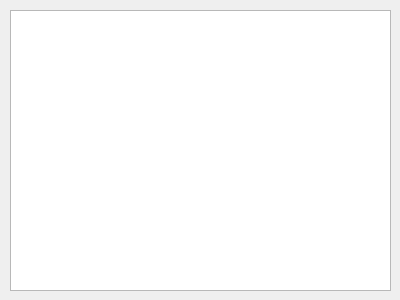
Before: the Qt Designer form src/OpenInfraPlatform/Forms/showifctree.ui in tumcms/Open-Infra-Platform, drawn with Qt 5.
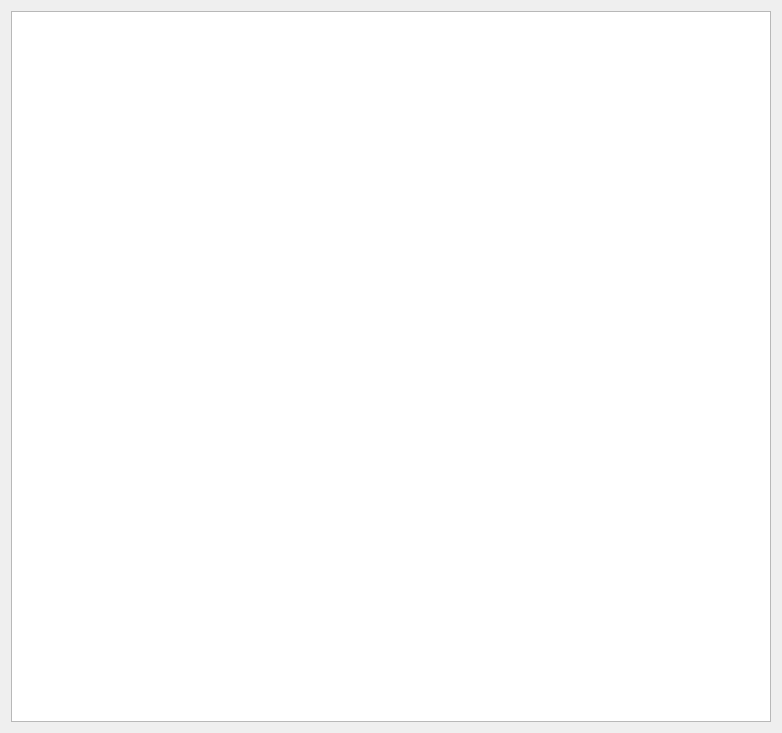
After: the same form once the commit is applied.

```diff
--- a/src/OpenInfraPlatform/Forms/showifctree.ui
+++ b/src/OpenInfraPlatform/Forms/showifctree.ui
@@ -6,23 +6,22 @@
    <rect>
     <x>0</x>
     <y>0</y>
-    <width>400</width>
-    <height>300</height>
+    <width>782</width>
+    <height>733</height>
    </rect>
   </property>
   <property name="windowTitle">
    <string>Dialog</string>
   </property>
+  <layout class="QVBoxLayout" name="verticalLayout">
+   <item>
   <widget class="QTreeView" name="treeView">
-   <property name="geometry">
-    <rect>
-     <x>10</x>
-     <y>10</y>
-     <width>381</width>
-     <height>281</height>
-    </rect>
-   </property>
-  </widget>
+     <property name="editTriggers">
+      <set>QAbstractItemView::NoEditTriggers</set>
+     </property>
+    </widget>
+   </item>
+  </layout>
  </widget>
  <resources/>
  <connections/>
```
Lines whose indentation alone changed are shown as unchanged.
